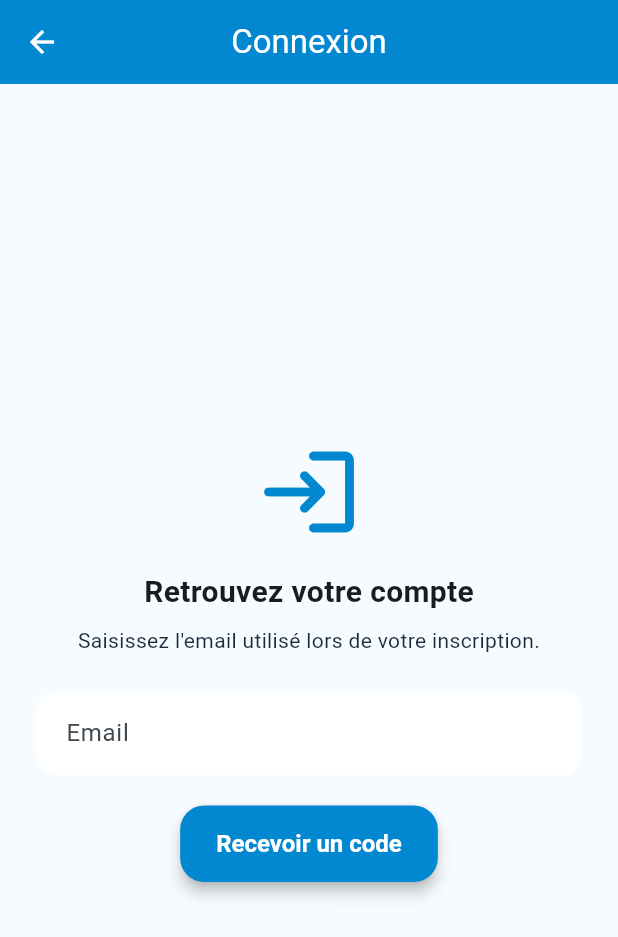
After one commit to hagba25-blip/GGC-partenaire, a Flutter app: the screen it shows after launch, after a tap on "Déjà inscrit ? Se connecter", on a phone screen of 412 x 824 dp. The commit adds this screen. Shown: the top 937 px of the screen. Run offline on Flutter 3.47's test engine with Material 3 defaults, Android fonts, the phone set to English and light mode, and no system bars; our stand-ins replace animate_do, device_info_plus, flutter_local_notifications, geolocator, shared_preferences, timezone; missing offline and left inert: workmanager; network calls fail; Roboto replaces fonts that are missing (Poppins); statements that could not run were skipped.

Commit message:
Add login by email for returning clients

```diff
--- /dev/null
+++ b/flutter_app_new/lib/screens/connexion_screen.dart
@@ -0,0 +1,85 @@
+import 'package:flutter/material.dart';
+import 'package:animate_do/animate_do.dart';
+import '../services/api_service.dart';
+import '../theme/app_theme.dart';
+import 'otp_screen.dart';
+
+class ConnexionScreen extends StatefulWidget {
+  const ConnexionScreen({super.key});
+  @override
+  State<ConnexionScreen> createState() => _ConnexionScreenState();
+}
+
+class _ConnexionScreenState extends State<ConnexionScreen> {
+  final emailCtrl = TextEditingController();
+  bool loading = false;
+
+  Future<void> _connecter() async {
+    if (emailCtrl.text.isEmpty || !emailCtrl.text.contains('@')) {
+      ScaffoldMessenger.of(context).showSnackBar(
+        const SnackBar(content: Text("Veuillez saisir une adresse email valide.")),
+      );
+      return;
+    }
+    setState(() => loading = true);
+    try {
+      final res = await ApiService.connexion(emailCtrl.text);
+      if (!mounted) return;
+      Navigator.push(context, MaterialPageRoute(
+        builder: (_) => OtpScreen(
+          clientId: res["client_id"],
+          email: emailCtrl.text,
+          deviceId: res["device_id"],
+          stageApresVerification: res["stage_apres_verification"],
+        ),
+      ));
+    } catch (e) {
+      ScaffoldMessenger.of(context).showSnackBar(
+        SnackBar(content: Text(e.toString().replaceFirst("Exception: ", ""))),
+      );
+    } finally {
+      setState(() => loading = false);
+    }
+  }
+
+  @override
+  Widget build(BuildContext context) {
+    return Scaffold(
+      appBar: AppBar(title: const Text("Connexion")),
+      body: Center(
+        child: FadeInUp(
+          child: Padding(
+            padding: const EdgeInsets.all(24),
+            child: Column(
+              mainAxisSize: MainAxisSize.min,
+              children: [
+                Icon(Icons.login_rounded, size: 72, color: AppColors.skyBlueDark),
+                const SizedBox(height: 16),
+                const Text(
+                  "Retrouvez votre compte",
+                  style: TextStyle(fontSize: 20, fontWeight: FontWeight.bold),
+                ),
+                const SizedBox(height: 8),
+                const Text(
+                  "Saisissez l'email utilisé lors de votre inscription.",
+                  textAlign: TextAlign.center,
+                  style: TextStyle(color: AppColors.textDark),
+                ),
+                const SizedBox(height: 24),
+                TextField(
+                  controller: emailCtrl,
+                  keyboardType: TextInputType.emailAddress,
+                  decoration: const InputDecoration(labelText: "Email"),
+                ),
+                const SizedBox(height: 20),
+                loading
+                    ? const CircularProgressIndicator()
+                    : ElevatedButton(onPressed: _connecter, child: const Text("Recevoir un code")),
+              ],
+            ),
+          ),
+        ),
+      ),
+    );
+  }
+}
--- a/flutter_app_new/lib/screens/inscription_screen.dart
+++ b/flutter_app_new/lib/screens/inscription_screen.dart
@@ -7,6 +7,7 @@ import '../services/api_service.dart';
 import '../theme/app_theme.dart';
 import '../services/session_service.dart';
 import 'otp_screen.dart';
+import 'connexion_screen.dart';
 
 class InscriptionScreen extends StatefulWidget {
   const InscriptionScreen({super.key});
@@ -152,6 +153,13 @@ class _InscriptionScreenState extends State<InscriptionScreen> {
                 loading
                     ? const Center(child: CircularProgressIndicator())
                     : ElevatedButton(onPressed: _submit, child: const Text("S'inscrire")),
+                const SizedBox(height: 12),
+                TextButton(
+                  onPressed: () => Navigator.push(context, MaterialPageRoute(
+                    builder: (_) => const ConnexionScreen(),
+                  )),
+                  child: const Text("Déjà inscrit ? Se connecter"),
+                ),
               ],
             ),
           ),
--- a/flutter_app_new/lib/services/api_service.dart
+++ b/flutter_app_new/lib/services/api_service.dart
@@ -46,6 +46,15 @@ class ApiService {
   static Future<Map<String, dynamic>> resendOtp(String email) async {
     final res = await http.post(
       Uri.parse("$baseUrl/api/client/resend-otp"),
+      headers: {"Content-Type": "application/json"},
+      body: jsonEncode({"email": email}),
+    );
+    return _handle(res);
+  }
+
+  static Future<Map<String, dynamic>> connexion(String email) async {
+    final res = await http.post(
+      Uri.parse("$baseUrl/api/client/connexion"),
       headers: {"Content-Type": "application/json"},
       body: jsonEncode({"email": email}),
     );
```
Also changed, not shown: flutter_app_new/lib/screens/echeancier_screen.dart (+25 -0 lines), flutter_app_new/lib/screens/otp_screen.dart (+58 -1 lines), 2 other files.
